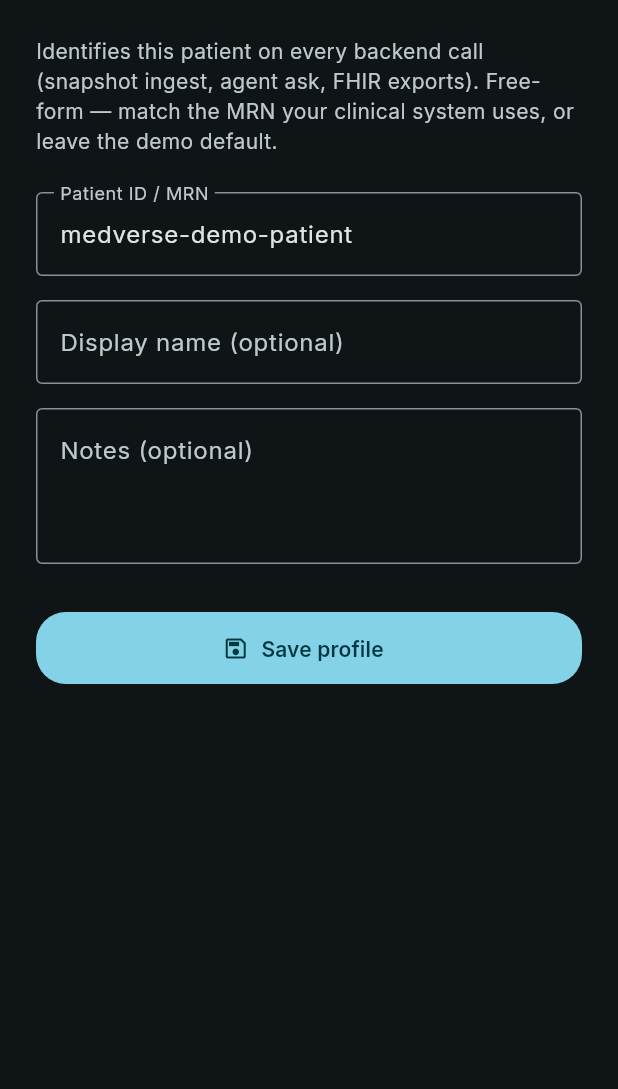
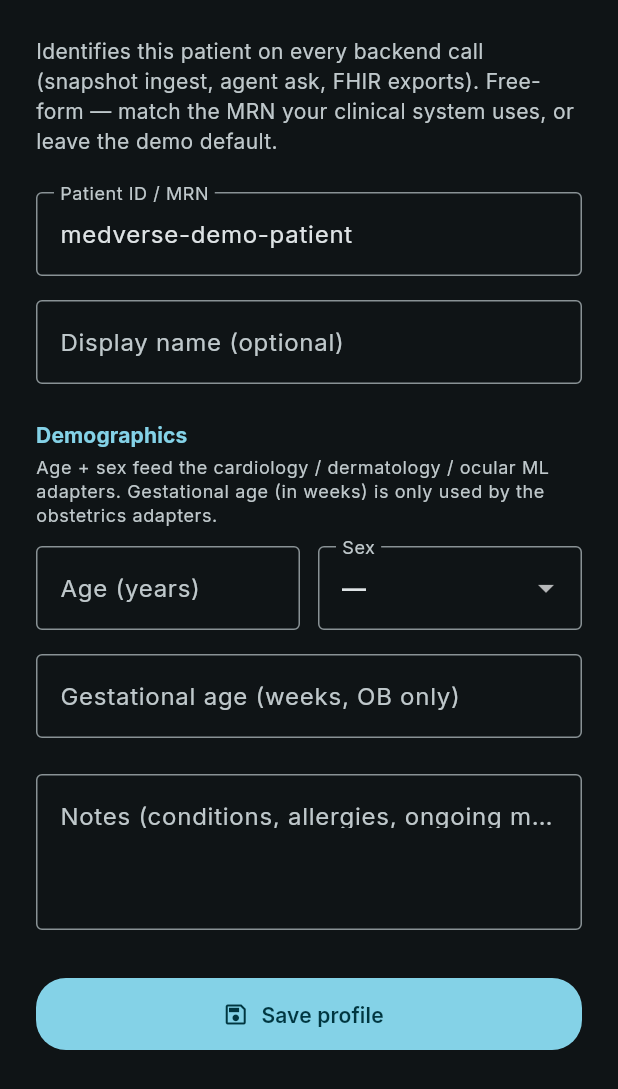
Before and after one commit to Adagard-Trios/Aegis, a Flutter app: the ProfileSettingsScreen widget shown alone on an empty page, opened directly, on a phone screen of 412 x 824 dp. Shown: the top 1089 px of the screen. Run offline on Flutter 3.47's test engine with Material 3 defaults, Android fonts, the phone set to English and light mode, and no system bars; our stand-ins replace flutter_blue_plus, flutter_markdown, flutter_secure_storage, go_router, google_fonts, image_picker and 3 more; missing offline and left inert: model_viewer_plus; accounts and stored records are empty; network calls fail.

Commit message:
Wire patient demographics into ML adapter inputs
The 12 ML adapters in services/medverse-ai/src/ml/ all read patient.age
+ patient.sex (+ gestational_age_weeks for OB) from
state['sensor_telemetry']['patient']. Mobile was sending only
display_name + notes in patient_profile, so even the two adapters with
deployed weights (parkinson_screener, fetal_health) silently no-op'd
because their _to_feature_row() returned nothing.

Three changes that close the loop:

  1. PatientProfileService gains age (int?), sex (str), gestational_age_weeks
     (int?) fields. Persisted alongside the existing 3 keys.
     agentPayload includes them when present (omitted when not, so
     blank profile doesn't shove placeholder zeros into the model).

  2. ProfileSettingsScreen gains a Demographics section: age TextField
     (numeric), sex Dropdown (female/male/other), gestational age
     TextField. Old Notes field stays where it was.

  3. AI service _build_state + complex-diagnosis endpoint mirror
     patient_profile demographics into snapshot.patient before invoking
     any graph. So when graph_factory._augment_with_ml_models calls
     get_ecg_arrhythmia(), get_cardiac_age(), get_skin_disease(),
     get_retinal_*(), get_preterm_labour() — they all find the keys
     they expect.

Effect:
  - parkinson_screener still requires voice_features (out of scope for
    the vest, untouched).
  - fetal_health still requires fetal.dawes_redman block (need CTG
    pipeline; separate work).
  - Every other deployed adapter starts firing the moment its weights
    land.

Co-Authored-By: Claude Opus 4.7 (1M context) <noreply@anthropic.com>

```diff
--- a/mobile/aegis/lib/screens/settings/profile_settings_screen.dart
+++ b/mobile/aegis/lib/screens/settings/profile_settings_screen.dart
@@ -1,13 +1,17 @@
 import 'package:flutter/material.dart';
+import 'package:flutter/services.dart' show FilteringTextInputFormatter;
 import 'package:provider/provider.dart';
 
 import '../../services/ai_assessment_repository.dart';
 import '../../services/patient_profile_service.dart';
 
 /// Patient profile editor — backs the `patient_id` field every backend
-/// call uses. Persists to `flutter_secure_storage` so it survives
-/// restarts. Saving the form clears the AI assessment cache so a new
-/// patient context doesn't see the previous patient's cached AI text.
+/// call uses, plus the demographics (age / sex / gestational age) the
+/// ML adapters in services/medverse-ai/src/ml/ read from
+/// `state['sensor_telemetry']['patient']`. Persists to
+/// `flutter_secure_storage` so it survives restarts. Saving the form
+/// clears the AI assessment cache so a new patient context doesn't see
+/// the previous patient's cached AI text.
 class ProfileSettingsScreen extends StatefulWidget {
   const ProfileSettingsScreen({super.key});
 
@@ -19,15 +23,20 @@ class _ProfileSettingsScreenState extends State<ProfileSettingsScreen> {
   final _patientIdCtrl = TextEditingController();
   final _displayNameCtrl = TextEditingController();
   final _notesCtrl = TextEditingController();
+  final _ageCtrl = TextEditingController();
+  final _gestCtrl = TextEditingController();
+  String? _sex;
 
   bool _loading = true;
   bool _dirty = false;
+
+  static const _sexOptions = <String>['', 'female', 'male', 'other'];
 
   @override
   void initState() {
     super.initState();
     _restore();
-    for (final c in [_patientIdCtrl, _displayNameCtrl, _notesCtrl]) {
+    for (final c in [_patientIdCtrl, _displayNameCtrl, _notesCtrl, _ageCtrl, _gestCtrl]) {
       c.addListener(() {
         if (!_dirty) setState(() => _dirty = true);
       });
@@ -36,25 +45,28 @@ class _ProfileSettingsScreenState extends State<ProfileSettingsScreen> {
 
   Future<void> _restore() async {
     final profile = context.read<PatientProfileService>();
-    // The service is loaded at app start (main._restorePreferences →
-    // PatientProfileService.load), but re-read here so we pick up any
-    // mutations from another instance of this screen.
     await profile.load();
     _patientIdCtrl.text = profile.patientId;
     _displayNameCtrl.text = profile.displayName;
     _notesCtrl.text = profile.notes;
+    _ageCtrl.text = profile.age?.toString() ?? '';
+    _sex = profile.sex.isEmpty ? '' : profile.sex;
+    _gestCtrl.text = profile.gestationalAgeWeeks?.toString() ?? '';
     if (mounted) setState(() => _loading = false);
   }
 
   Future<void> _save() async {
     try {
+      final ageText = _ageCtrl.text.trim();
+      final gestText = _gestCtrl.text.trim();
       await context.read<PatientProfileService>().save(
             patientId: _patientIdCtrl.text,
             displayName: _displayNameCtrl.text,
             notes: _notesCtrl.text,
+            age: ageText.isEmpty ? null : int.tryParse(ageText),
+            sex: _sex ?? '',
+            gestationalAgeWeeks: gestText.isEmpty ? null : int.tryParse(gestText),
           );
-      // Patient changed → flush AI assessment cache so cached text from
-      // the previous patient context doesn't leak.
       if (mounted) {
         context.read<AiAssessmentRepository>().clear();
       }
@@ -76,6 +88,8 @@ class _ProfileSettingsScreenState extends State<ProfileSettingsScreen> {
     _patientIdCtrl.dispose();
     _displayNameCtrl.dispose();
     _notesCtrl.dispose();
+    _ageCtrl.dispose();
+    _gestCtrl.dispose();
     super.dispose();
   }
 
@@ -113,14 +127,79 @@ class _ProfileSettingsScreenState extends State<ProfileSettingsScreen> {
             border: OutlineInputBorder(),
           ),
         ),
+        const SizedBox(height: 24),
+        // ── Demographics — feed the ML adapters that need them ──────
+        Text(
+          'Demographics',
+          style: theme.textTheme.titleSmall?.copyWith(
+            fontWeight: FontWeight.w700,
+            color: theme.colorScheme.primary,
+          ),
+        ),
+        const SizedBox(height: 4),
+        Text(
+          'Age + sex feed the cardiology / dermatology / ocular ML adapters. '
+          'Gestational age (in weeks) is only used by the obstetrics adapters.',
+          style: theme.textTheme.bodySmall?.copyWith(
+            color: theme.colorScheme.onSurfaceVariant,
+          ),
+        ),
+        const SizedBox(height: 12),
+        Row(
+          children: [
+            Expanded(
+              child: TextField(
+                controller: _ageCtrl,
+                keyboardType: TextInputType.number,
+                inputFormatters: [FilteringTextInputFormatter.digitsOnly],
+                decoration: const InputDecoration(
+                  labelText: 'Age (years)',
+                  border: OutlineInputBorder(),
+                ),
+              ),
+            ),
+            const SizedBox(width: 12),
+            Expanded(
+              child: DropdownButtonFormField<String>(
+                initialValue: _sexOptions.contains(_sex) ? _sex : '',
+                decoration: const InputDecoration(
+                  labelText: 'Sex',
+                  border: OutlineInputBorder(),
+                ),
+                items: const [
+                  DropdownMenuItem(value: '', child: Text('—')),
+                  DropdownMenuItem(value: 'female', child: Text('Female')),
+                  DropdownMenuItem(value: 'male', child: Text('Male')),
+                  DropdownMenuItem(value: 'other', child: Text('Other')),
+                ],
+                onChanged: (v) {
+                  setState(() {
+                    _sex = v ?? '';
+                    _dirty = true;
+                  });
+                },
+              ),
+            ),
+          ],
+        ),
         const SizedBox(height: 16),
+        TextField(
+          controller: _gestCtrl,
+          keyboardType: TextInputType.number,
+          inputFormatters: [FilteringTextInputFormatter.digitsOnly],
+          decoration: const InputDecoration(
+            labelText: 'Gestational age (weeks, OB only)',
+            hintText: 'Leave blank if not pregnant',
+            border: OutlineInputBorder(),
+          ),
+        ),
+        const SizedBox(height: 24),
         TextField(
           controller: _notesCtrl,
           minLines: 3,
           maxLines: 6,
           decoration: const InputDecoration(
-            labelText: 'Notes (optional)',
-            hintText: 'Conditions, allergies, ongoing meds…',
+            labelText: 'Notes (conditions, allergies, ongoing meds)',
             border: OutlineInputBorder(),
             alignLabelWithHint: true,
           ),
--- a/mobile/aegis/lib/services/patient_profile_service.dart
+++ b/mobile/aegis/lib/services/patient_profile_service.dart
@@ -14,34 +14,62 @@ class PatientProfileService extends ChangeNotifier {
   static const _patientIdKey = 'aegis.patient_id';
   static const _displayNameKey = 'aegis.display_name';
   static const _notesKey = 'aegis.patient_notes';
+  static const _ageKey = 'aegis.patient_age';
+  static const _sexKey = 'aegis.patient_sex';
+  static const _gestKey = 'aegis.patient_gestational_age_weeks';
 
   final _storage = const FlutterSecureStorage();
 
   String _patientId = 'medverse-demo-patient';
   String _displayName = '';
   String _notes = '';
+  // Demographics — the ML adapters in services/medverse-ai/src/ml/
+  // (ecg_arrhythmia, cardiac_age, skin_disease, retinal_*) all read
+  // `patient.age` + `patient.sex` from the snapshot. Without them, the
+  // adapters' `_to_feature_row` returns nothing and the prediction
+  // silently no-ops. Stored as nullable so an empty profile doesn't
+  // shove placeholder zeros into the model.
+  int? _age;
+  String _sex = '';
+  int? _gestationalAgeWeeks;
 
   String get patientId => _patientId;
   String get displayName => _displayName;
   String get notes => _notes;
+  int? get age => _age;
+  String get sex => _sex;
+  int? get gestationalAgeWeeks => _gestationalAgeWeeks;
 
   /// Map shape sent in agent request bodies as `patient_profile`.
   /// Empty fields are omitted so the AI graph's
   /// `shared.get('patient_profile')` truthy check still no-ops cleanly
   /// when nothing's been entered.
+  ///
+  /// Demographics (age, sex, gestational_age_weeks) are also exposed
+  /// here — the AI service splices them into
+  /// `state['sensor_telemetry']['patient']` so the ML adapters that
+  /// expect those exact keys can read them.
   Map<String, dynamic>? get agentPayload {
     final out = <String, dynamic>{};
     if (_displayName.isNotEmpty) out['display_name'] = _displayName;
     if (_notes.isNotEmpty) out['notes'] = _notes;
+    if (_age != null) out['age'] = _age;
+    if (_sex.isNotEmpty) out['sex'] = _sex;
+    if (_gestationalAgeWeeks != null) out['gestational_age_weeks'] = _gestationalAgeWeeks;
     return out.isEmpty ? null : out;
   }
 
-  /// Read all three keys from secure storage. Safe to call repeatedly.
+  /// Read all six keys from secure storage. Safe to call repeatedly.
   Future<void> load() async {
     try {
       _patientId = (await _storage.read(key: _patientIdKey)) ?? 'medverse-demo-patient';
       _displayName = (await _storage.read(key: _displayNameKey)) ?? '';
       _notes = (await _storage.read(key: _notesKey)) ?? '';
+      final ageRaw = await _storage.read(key: _ageKey);
+      _age = (ageRaw == null || ageRaw.isEmpty) ? null : int.tryParse(ageRaw);
+      _sex = (await _storage.read(key: _sexKey)) ?? '';
+      final gestRaw = await _storage.read(key: _gestKey);
+      _gestationalAgeWeeks = (gestRaw == null || gestRaw.isEmpty) ? null : int.tryParse(gestRaw);
       notifyListeners();
     } catch (_) {/* secure storage failure is non-fatal — keep defaults */}
   }
@@ -52,14 +80,23 @@ class PatientProfileService extends ChangeNotifier {
     required String patientId,
     required String displayName,
     required String notes,
+    int? age,
+    String sex = '',
+    int? gestationalAgeWeeks,
   }) async {
     _patientId = patientId.trim().isEmpty ? 'medverse-demo-patient' : patientId.trim();
     _displayName = displayName.trim();
     _notes = notes.trim();
+    _age = age;
+    _sex = sex.trim();
+    _gestationalAgeWeeks = gestationalAgeWeeks;
     try {
       await _storage.write(key: _patientIdKey, value: _patientId);
       await _storage.write(key: _displayNameKey, value: _displayName);
       await _storage.write(key: _notesKey, value: _notes);
+      await _storage.write(key: _ageKey, value: _age?.toString() ?? '');
+      await _storage.write(key: _sexKey, value: _sex);
+      await _storage.write(key: _gestKey, value: _gestationalAgeWeeks?.toString() ?? '');
     } catch (_) {/* non-fatal */}
     notifyListeners();
   }
```
Also changed, not shown: 1 other file.
